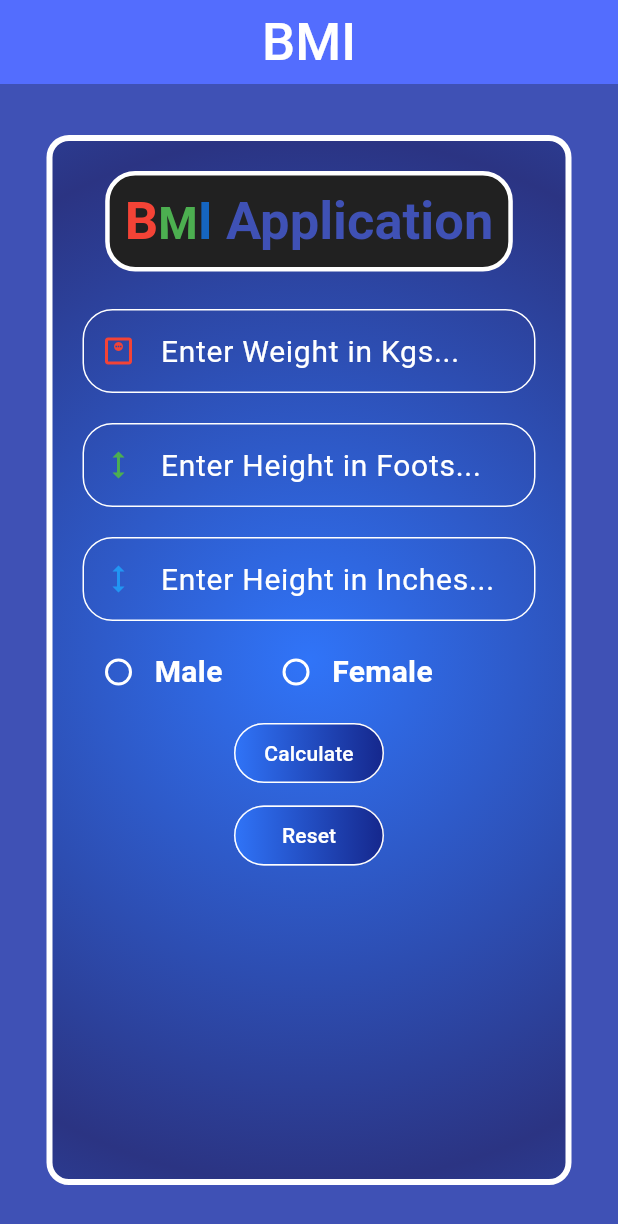
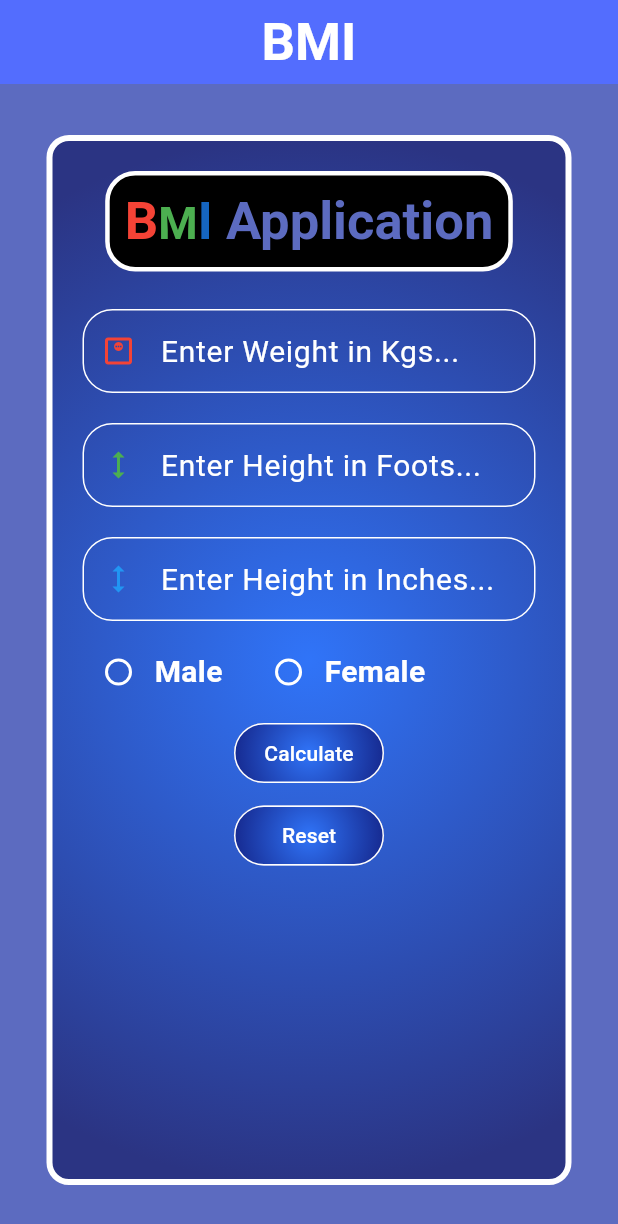
Before and after one commit to Raja-Soni/Body_Mass_Index_Flutter_Application, a Flutter app: the screen it shows after launch, on a phone screen of 412 x 824 dp. Shown: the top 1224 px of the screen. Run offline on Flutter 3.47's test engine with Material 3 defaults, Android fonts, the phone set to English and light mode, and no system bars.

Commit message:
cleared some redundant code

```diff
--- a/lib/main.dart
+++ b/lib/main.dart
@@ -8,7 +8,6 @@ void main() {
 
 class MyApp extends StatelessWidget {
   const MyApp({super.key});
-
   // This widget is the root of your application.
   @override
   Widget build(BuildContext context) {
@@ -34,7 +33,7 @@ class MyHomePageState extends State<MyHomePage> {
   var inchHeightCont= TextEditingController();
   var weightCont= TextEditingController();
   var bmiResult='';
-  Color bgColor = Colors.indigo.shade500;
+  Color bgColor = Colors.indigo.shade400;
   Color chngColor = Colors.white;
   Color cautionBGColor = Colors.indigo.shade500;
   var imgs = ["","assets/images/under_weight_male.png","assets/images/healthy_male.png","assets/images/over_weight_male.png","assets/images/obese_male.png"
@@ -55,13 +54,14 @@ class MyHomePageState extends State<MyHomePage> {
     return Scaffold(
       appBar: AppBar(
         backgroundColor: Colors.indigoAccent,
-        title: Text("BMI",style: TextStyle(fontWeight: FontWeight.w500,fontSize: 35, color: Colors.white)),
+        title: Text("BMI",style: TextStyle(fontWeight: FontWeight.bold,fontSize: 35, color: Colors.white)),
         centerTitle: true,
       ),
-      body: AnimatedContainer(duration: Duration(seconds: 1),
+      body: SafeArea(
+        child: AnimatedContainer(duration: Duration(seconds: 1),
           color: bgColor,
           child: Center(
-          child:  Container(
+            child: Container(
                 width: 350,
                 height: 700,
                 decoration: BoxDecoration(
@@ -70,9 +70,7 @@ class MyHomePageState extends State<MyHomePage> {
                         Color(0xff3074f8),
                         Color(0xff2b3483),
                       ],
-                  focal: Alignment.center,
                     radius:1,
-                  tileMode: TileMode.mirror
                   ),
                   borderRadius: BorderRadius.all(Radius.circular(15)),
                   border: Border.all(
@@ -88,7 +86,7 @@ class MyHomePageState extends State<MyHomePage> {
                       children: [
                         Container(
                           decoration: BoxDecoration(
-                            color: Colors.grey.shade900,
+                            color: Colors.black,
                               borderRadius: BorderRadius.all(Radius.circular(20)),
                               border: Border.all(
                                 width: 3,
@@ -130,26 +128,26 @@ class MyHomePageState extends State<MyHomePage> {
                         Row(
                             children: [
                               Radio(
-                                fillColor: WidgetStateProperty.all(Colors.white),
-                                focusColor: Colors.green,
+                                  fillColor: WidgetStatePropertyAll(Colors.white),
                                   overlayColor: WidgetStatePropertyAll(Colors.green),
                                   value: gender[0],
                                   groupValue: genderGroupValue,
                                   onChanged:(value){
+                                    setState((){
                                       genderGroupValue=value.toString();
-                                  setState((){});
+                                    });
                             }),
                               Text("Male", style: TextStyle(fontWeight: FontWeight.bold,fontSize: 20, color: Colors.white)),
-                            SizedBox(width: 25,),
+                              SizedBox(width: 20,),
                               Radio(
                                 fillColor: WidgetStatePropertyAll(Colors.white),
-                              focusColor: Colors.green,
                                 overlayColor: WidgetStatePropertyAll(Colors.green),
                                 value: gender[1],
                                 groupValue: genderGroupValue,
                                 onChanged: (value){
+                                  setState((){
                                     genderGroupValue=value.toString();
-                                setState((){});
+                                  });
                                 },),
                               Text("Female", style: TextStyle(fontWeight: FontWeight.bold,fontSize: 20, color: Colors.white)),
                             ]
@@ -168,13 +166,13 @@ class MyHomePageState extends State<MyHomePage> {
                             child: Ink(
                               decoration: BoxDecoration(
                                   borderRadius: BorderRadius.circular(20),
-                                gradient: LinearGradient(
+                                  gradient: RadialGradient(
                                       colors: [
                                         Color(0xff3074f8),
                                         Color(0xff15278c),],
-                                  begin: Alignment.centerLeft,
-                                  end: Alignment.centerRight,
-                              )
+                                      center: Alignment.center,
+                                      radius: 1.3
+                                  ),
                               ),
                               child: FloatingActionButton(
                                 shape: RoundedRectangleBorder(
@@ -315,12 +313,12 @@ class MyHomePageState extends State<MyHomePage> {
                             child: Ink(
                               decoration: BoxDecoration(
                                 borderRadius: BorderRadius.circular(20),
-                              gradient: LinearGradient(
+                                gradient: RadialGradient(
                                   colors: [
                                     Color(0xff3074f8),
                                     Color(0xff15278c),],
-                                begin: Alignment.centerLeft,
-                                end: Alignment.centerRight,
+                                  center: Alignment.center,
+                                  radius: 1.3
                                 ),
                               ),
                               child: FloatingActionButton(
@@ -384,6 +382,7 @@ class MyHomePageState extends State<MyHomePage> {
                 ),
             ),
           ),
+        ),
       )
     );
   }
```
Lines whose indentation alone changed are shown as unchanged.
